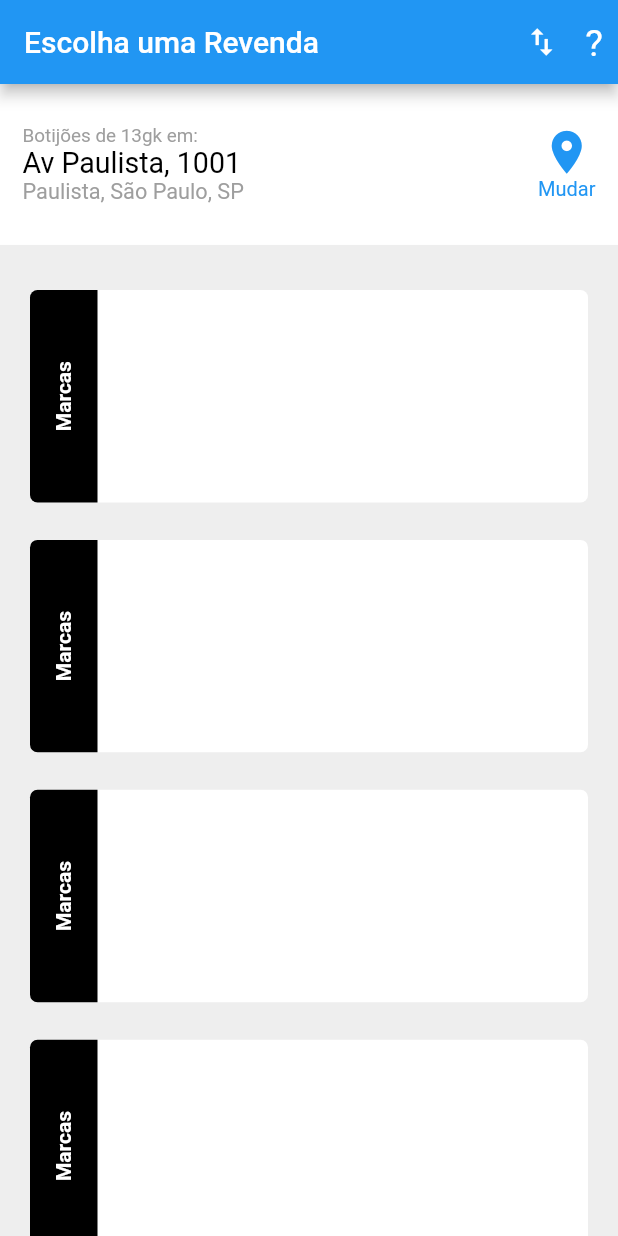
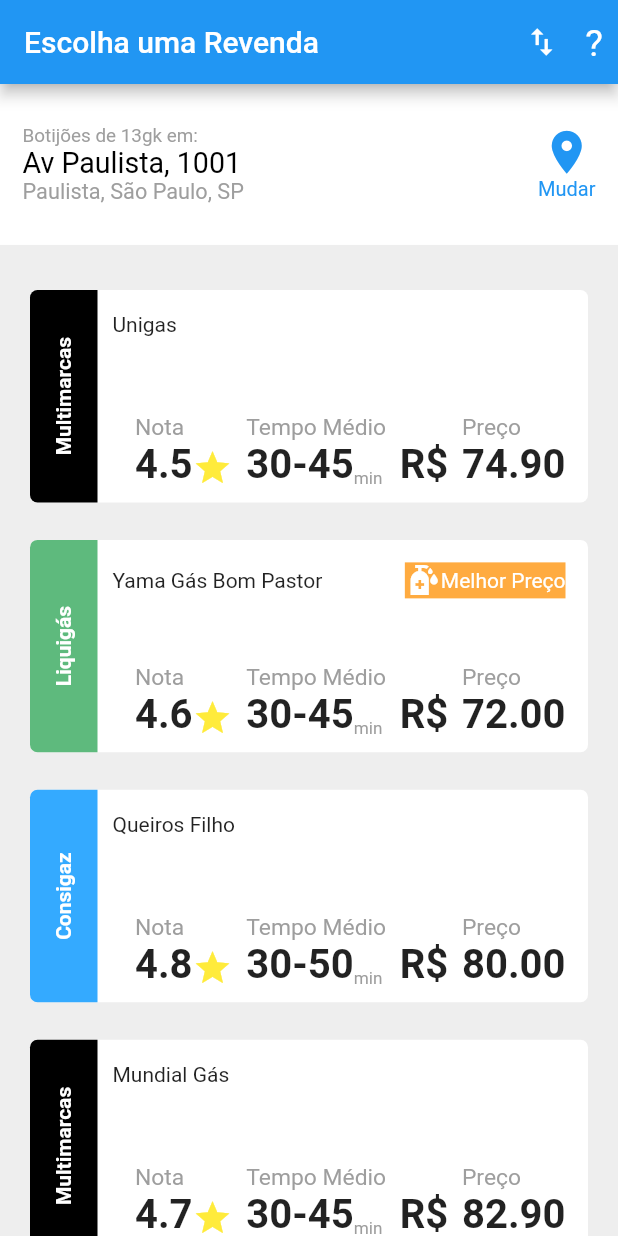
Before and after one commit to dikdudu/desafio_modulo_flutter, a Flutter app: the screen it shows after launch, on a phone screen of 412 x 824 dp. Run offline on Flutter 3.47's test engine with Material 2 defaults, Android fonts, the phone set to English and light mode, and no system bars; our stand-ins replace flutter_screenutil.

Commit message:
componentizando info_column e implementando dados ao list_cards

```diff
--- /dev/null
+++ b/assets/dados.json
@@ -0,0 +1,39 @@
+[
+    {
+        "tipo": "Multimarcas",
+        "nome": "Unigas",
+        "cor": "000000",
+        "nota": 4.5,
+        "tempoMedio": "30-45",
+        "melhorPreco": false,
+        "preco": 74.90
+    },
+    {
+        "tipo": "Liquigás",
+        "nome": "Yama Gás Bom Pastor",
+        "cor": "5EBA7D",
+        "nota": 4.6,
+        "tempoMedio": "30-45",
+        "melhorPreco": true,
+        "preco": 72.00
+    },
+    {
+        "tipo": "Consigaz",
+        "nome": "Queiros Filho",
+        "cor": "34AAFF",
+        "nota": 4.8,
+        "melhorPreco": false,
+        "tempoMedio": "30-50",
+        "preco": 80.00
+    },
+    {
+        "tipo": "Multimarcas",
+        "nome": "Mundial Gás",
+        "cor": "000000",
+        "nota": 4.7,
+        "melhorPreco": false,
+        "tempoMedio": "30-45",
+        "preco": 82.90
+
+    }
+]
--- a/lib/app/home/components/header_address.dart
+++ b/lib/app/home/components/header_address.dart
@@ -4,9 +4,9 @@ import 'package:flutter_screenutil/flutter_screenutil.dart';
 class HeaderAddress extends StatelessWidget {
   @override
   Widget build(BuildContext context) {
-    var screenHeight = MediaQuery.of(context).size.height;
+    // var screenHeight = MediaQuery.of(context).size.height;
     // var statusBarHeight = MediaQuery.of(context).padding.top;
-    print(screenHeight);
+
     return Container(
       padding: EdgeInsets.all(15),
       color: Colors.white,
--- a/lib/app/home/components/list_cards.dart
+++ b/lib/app/home/components/list_cards.dart
@@ -1,13 +1,34 @@
+import 'dart:convert';
+
+import 'package:desafio_modulo_flutter/app/home/tiles/info_column.dart';
 import 'package:flutter/material.dart';
+import 'package:flutter/services.dart';
 import 'package:flutter_screenutil/flutter_screenutil.dart';
 
-class ListCards extends StatelessWidget {
+class ListCards extends StatefulWidget {
+  @override
+  _ListCardsState createState() => _ListCardsState();
+}
+
+class _ListCardsState extends State<ListCards> {
+  List<dynamic> dados;
+
+  @override
+  void initState() {
+    rootBundle.loadString('assets/dados.json').then((jsonData) {
+      this.setState(() {
+        dados = json.decode(jsonData);
+      });
+    });
+    super.initState();
+  }
+
   @override
   Widget build(BuildContext context) {
     return Expanded(
       child: ListView.builder(
         padding: EdgeInsets.all(20),
-        itemCount: 10,
+        itemCount: dados?.length ?? 0,
         itemBuilder: (context, index) {
           return Column(
             children: [
@@ -24,7 +45,7 @@ class ListCards extends StatelessWidget {
                       height: 330,
                       width: 45,
                       decoration: BoxDecoration(
-                        color: Colors.black,
+                        color: Color(int.parse('0XFF' + dados[index]['cor'])),
                         borderRadius: BorderRadius.only(
                           topLeft: Radius.circular(5),
                           bottomLeft: Radius.circular(5),
@@ -34,11 +55,82 @@ class ListCards extends StatelessWidget {
                         quarterTurns: -1,
                         child: Center(
                           child: Text(
-                            'Marcas',
+                            dados[index]['tipo'],
                             style: TextStyle(
                                 color: Colors.white,
                                 fontWeight: FontWeight.bold),
                           ),
+                        ),
+                      ),
+                    ),
+                    Expanded(
+                      child: Padding(
+                        padding: const EdgeInsets.only(
+                            left: 10, top: 15, right: 15, bottom: 10),
+                        child: Column(
+                          crossAxisAlignment: CrossAxisAlignment.start,
+                          mainAxisAlignment: MainAxisAlignment.spaceBetween,
+                          children: [
+                            Row(
+                              mainAxisAlignment: MainAxisAlignment.spaceBetween,
+                              children: [
+                                Text(dados[index]['nome']),
+                                Visibility(
+                                  visible: dados[index]['melhorPreco'],
+                                  child: Container(
+                                    color: Colors.orangeAccent,
+                                    child: Row(
+                                      children: [
+                                        Icon(
+                                          Icons.sanitizer,
+                                          color: Colors.white,
+                                        ),
+                                        Text(
+                                          'Melhor Preço',
+                                          style: TextStyle(color: Colors.white),
+                                        ),
+                                      ],
+                                    ),
+                                  ),
+                                ),
+                              ],
+                            ),
+                            Padding(
+                              padding: const EdgeInsets.only(left: 15),
+                              child: Row(
+                                mainAxisAlignment:
+                                    MainAxisAlignment.spaceBetween,
+                                crossAxisAlignment: CrossAxisAlignment.end,
+                                children: [
+                                  InfoColumn(
+                                    title: 'Nota',
+                                    text: dados[index]['nota'].toString(),
+                                    icon: Icons.star,
+                                    money: false,
+                                  ),
+                                  InfoColumn(
+                                    title: 'Tempo Médio',
+                                    text: dados[index]['tempoMedio'],
+                                    money: false,
+                                    isTemp: true,
+                                  ),
+                                  Text(
+                                    'R\$',
+                                    style: TextStyle(
+                                      fontSize: 70.sp,
+                                      fontWeight: FontWeight.bold,
+                                    ),
+                                  ),
+                                  InfoColumn(
+                                    title: 'Preço',
+                                    text: dados[index]['preco']
+                                        .toStringAsFixed(2),
+                                    money: true,
+                                  ),
+                                ],
+                              ),
+                            ),
+                          ],
                         ),
                       ),
                     ),
@@ -47,7 +139,7 @@ class ListCards extends StatelessWidget {
               ),
               SizedBox(
                 height: 15,
-              )
+              ),
             ],
           );
         },
--- /dev/null
+++ b/lib/app/home/tiles/info_column.dart
@@ -0,0 +1,62 @@
+import 'package:flutter/material.dart';
+import 'package:flutter_screenutil/flutter_screenutil.dart';
+
+class InfoColumn extends StatelessWidget {
+  final String title;
+  final String text;
+  final IconData icon;
+  final bool money;
+  final bool isTemp;
+
+  const InfoColumn({
+    Key key,
+    this.title,
+    this.text,
+    this.icon,
+    this.money,
+    this.isTemp,
+  }) : super(key: key);
+
+  @override
+  Widget build(BuildContext context) {
+    return Column(
+      crossAxisAlignment: CrossAxisAlignment.start,
+      children: [
+        Text(
+          title,
+          style: TextStyle(
+            color: Colors.grey,
+            fontSize: 40.sp,
+          ),
+        ),
+        Row(
+          crossAxisAlignment: CrossAxisAlignment.end,
+          children: [
+            Text(
+              text,
+              style: TextStyle(
+                fontSize: 70.sp,
+                fontWeight: FontWeight.bold,
+              ),
+            ),
+            Visibility(
+              visible: icon != null,
+              child: Icon(
+                icon,
+                color: Colors.yellow,
+                size: 70.sp,
+              ),
+            ),
+            Visibility(
+              visible: isTemp != null,
+              child: Text(
+                'min',
+                style: TextStyle(fontSize: 30.sp, color: Colors.grey),
+              ),
+            ),
+          ],
+        ),
+      ],
+    );
+  }
+}
--- a/pubspec.yaml
+++ b/pubspec.yaml
@@ -47,8 +47,8 @@ flutter:
   uses-material-design: true
 
   # To add assets to your application, add an assets section, like this:
-  # assets:
-  #   - images/a_dot_burr.jpeg
+  assets:
+    - assets/
   #   - images/a_dot_ham.jpeg
 
   # An image asset can refer to one or more resolution-specific "variants", see
```
